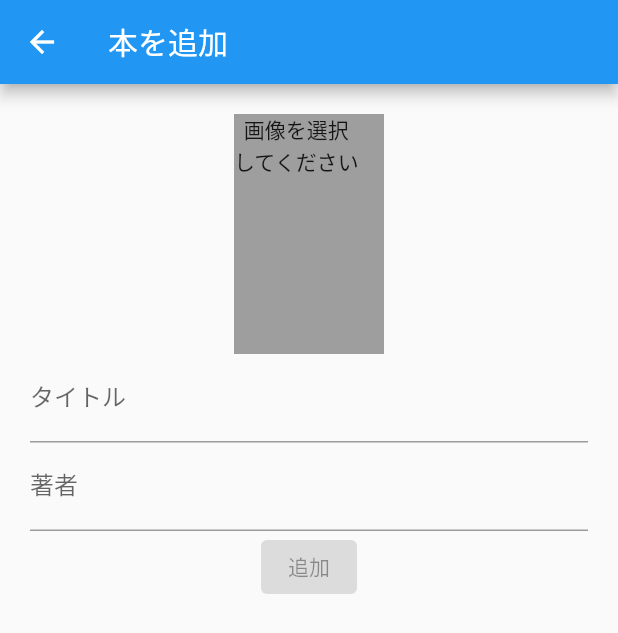
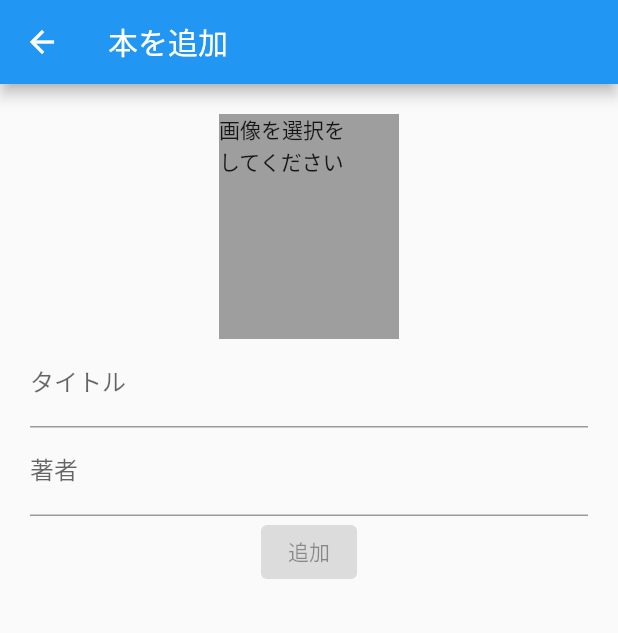
Before and after one commit to fen0268/HiveBookList, a Flutter app: the AddBookPage screen opened directly, on a phone screen of 412 x 824 dp. Shown: the top 633 px of the screen. Run offline on Flutter 3.47's test engine with Material 2 defaults, Android fonts, the phone set to English and light mode, and no system bars; our stand-ins replace flutter_slidable, hive, hive_flutter, image_picker; accounts and stored records are empty.

Commit message:
画像の大きさ問題

```diff
--- a/lib/presentation/add_book/add_book_page.dart
+++ b/lib/presentation/add_book/add_book_page.dart
@@ -28,24 +28,24 @@ class AddBookPage extends StatelessWidget {
                 child: Column(
                   children: [
                     GestureDetector(
-                      child: SizedBox(
-                        width: 100,
-                        height: 160,
                       child: model.uInt == null
                           ? Stack(
                               children: [
                                 Container(
                                   color: Colors.grey,
+                                  width: 120,
+                                  height: 150,
                                 ),
-                                  Column(
-                                    children: const [
-                                      Text('画像を選択'),
-                                      Text('してください')
-                                    ],
-                                  ),
+                                const Text('画像を選択を\nしてください'),
                               ],
                             )
-                            : Image.memory(model.uInt!),
+                          : SizedBox(
+                              width: 120,
+                              height: 150,
+                              child: Image.memory(
+                                model.uInt!,
+                                fit: BoxFit.fill,
+                              ),
                             ),
                       onTap: () async {
                         await model.getImageFromGallery();
--- a/pubspec.yaml
+++ b/pubspec.yaml
@@ -16,6 +16,7 @@ dependencies:
   flutter_slidable: ^1.2.0
   image_picker: ^0.8.5+3
   pedantic_mono: ^1.19.2
+  local_auth: ^2.1.0
 
 dev_dependencies:
   flutter_test:
```
Also changed, not shown: lib/presentation/book_list/book_list_page.dart (+9 -3 lines), lib/presentation/edit_book/edit_book_page.dart (+6 -16 lines), pubspec.lock, 3 other files. Lines whose indentation alone changed are shown as unchanged.
